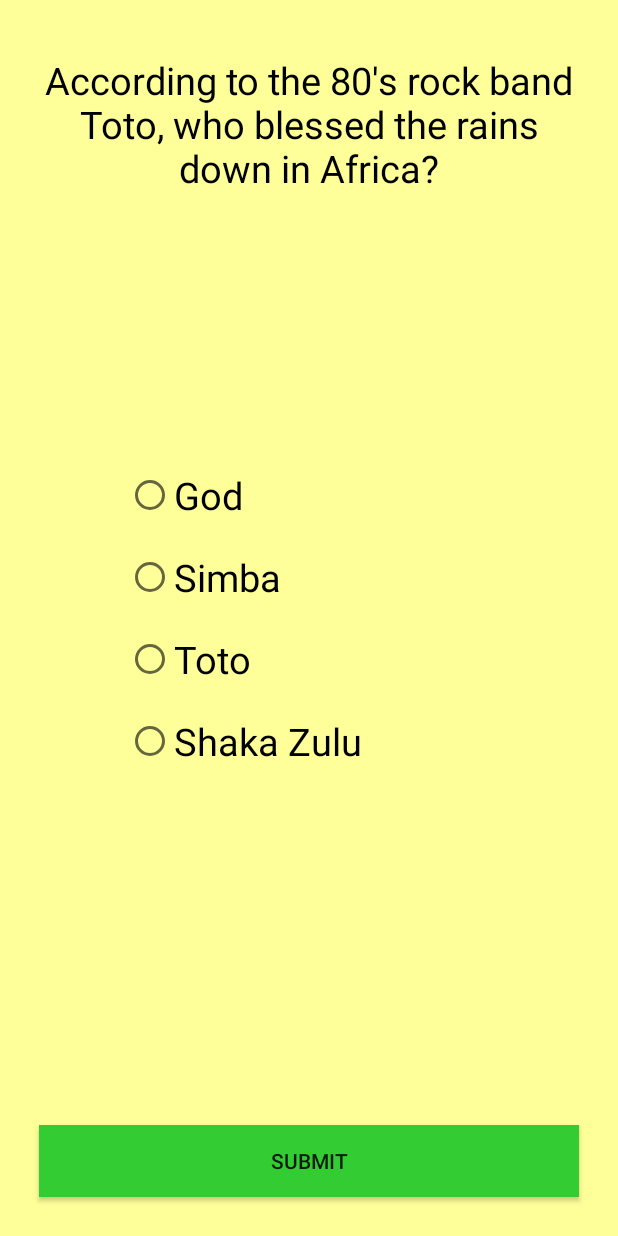
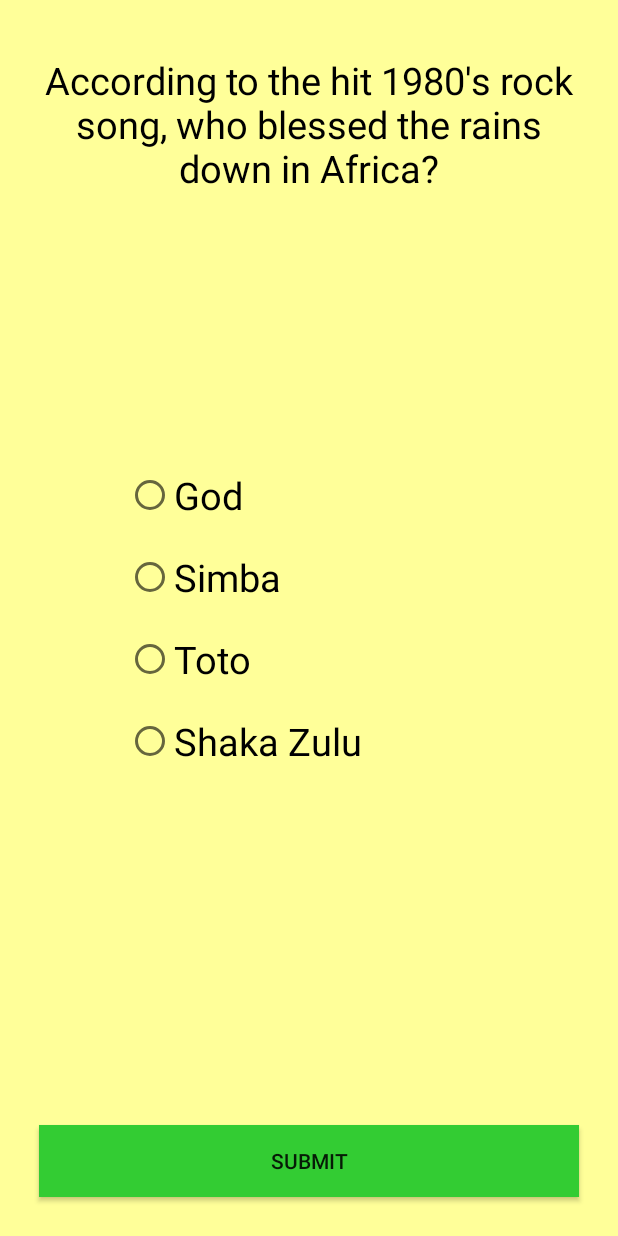
Before and after one commit to mwilcox-wi/TheQuiz, an Android app: the screen it shows after launch (QuizActivity), after a tap on "BEGIN", on a phone screen of 412 x 824 dp. Run offline under Robolectric (Android 15) with nearby library versions, the phone set to English and light mode, and no system bars.

Commit message:
Question rewording reworded Question

```diff
--- a/app/src/main/res/layout/fragment_q1.xml
+++ b/app/src/main/res/layout/fragment_q1.xml
@@ -21,7 +21,7 @@
             android:layout_marginTop="20dp"
             android:paddingEnd="5dp"
             android:paddingStart="5dp"
-            android:text="According to the 80&apos;s rock band Toto, who blessed the rains down in Africa?"
+            android:text="According to the hit 1980&apos;s rock song, who blessed the rains down in Africa?"
             android:layout_alignParentTop="true"
             android:layout_alignParentStart="true"
             android:textSize="25dp" />
```
